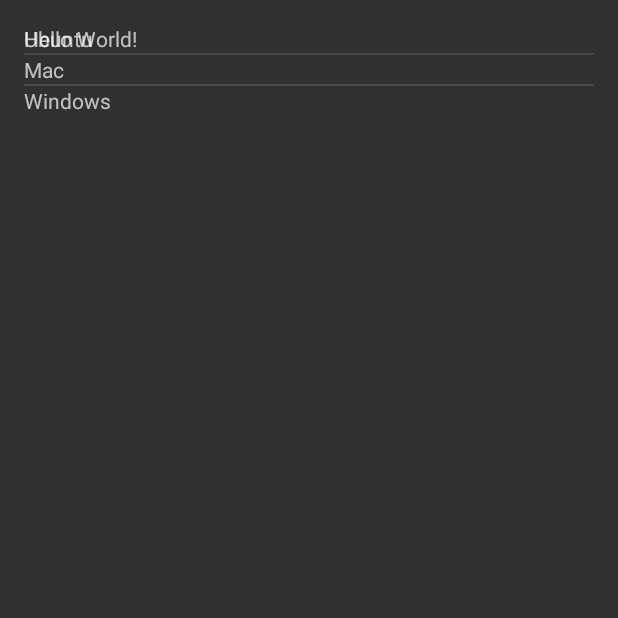
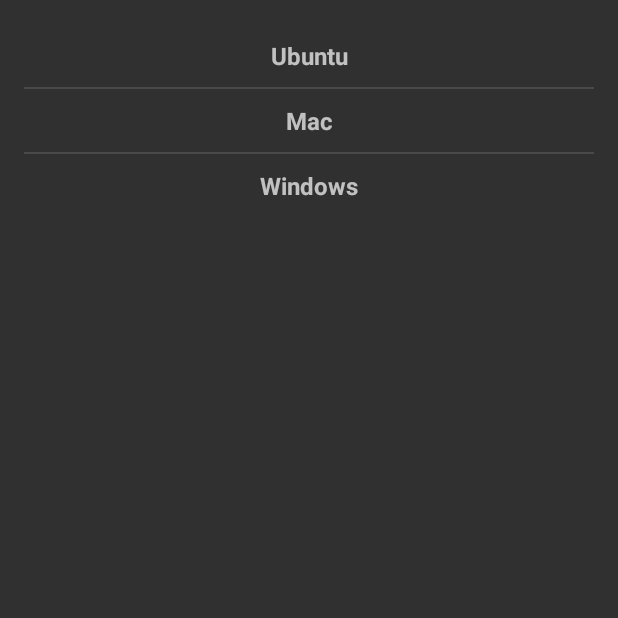
Before and after one commit to panjipatria/List_view_activity, an Android app: the screen it shows after launch (ListViewActivity), after a tap on "Ubuntu", on a phone screen of 412 x 824 dp, the top half of it. Run offline under Robolectric (Android 15) with nearby library versions, the phone set to English and light mode, and no system bars.

Commit message:
Delete text hello and modification text

```diff
--- a/app/src/main/java/com/example/panji/listview/ListViewActivity.java
+++ b/app/src/main/java/com/example/panji/listview/ListViewActivity.java
@@ -27,7 +27,7 @@ public class ListViewActivity extends Activity {
             @Override
             public void onItemClick(AdapterView<?> adapterView, View view, int i, long l) {
                 String value = (String) listView.getItemAtPosition(i);
-                Toast.makeText(ListViewActivity.this, "No Product" +" "+ i +" "+ "Nama Product" +" "+ value, Toast.LENGTH_LONG).show();
+                Toast.makeText(ListViewActivity.this, "No Product" +" "+ (i+1) +" "+ "Nama Product" +" "+ value, Toast.LENGTH_LONG).show();
             }
         });
 
--- a/app/src/main/res/layout/activity_list_view.xml
+++ b/app/src/main/res/layout/activity_list_view.xml
@@ -10,10 +10,7 @@
     android:paddingTop="@dimen/activity_vertical_margin"
     tools:context="com.example.panji.listview.ListViewActivity">
 
-    <TextView
-        android:layout_width="wrap_content"
-        android:layout_height="wrap_content"
-        android:text="Hello World!" />
+
 
     <ListView
         android:id="@+id/lv_product"
--- a/app/src/main/res/layout/activity_listview.xml
+++ b/app/src/main/res/layout/activity_listview.xml
@@ -2,8 +2,9 @@
 <TextView xmlns:android="http://schemas.android.com/apk/res/android"
     android:id="@+id/lv_text"
     android:layout_width="fill_parent"
-    android:layout_height="fill_parent">
-
-
-
+    android:layout_height="fill_parent"
+    android:padding="10dip"
+    android:textSize="16dip"
+    android:textStyle="bold"
+    android:gravity="center">
 </TextView>
```
